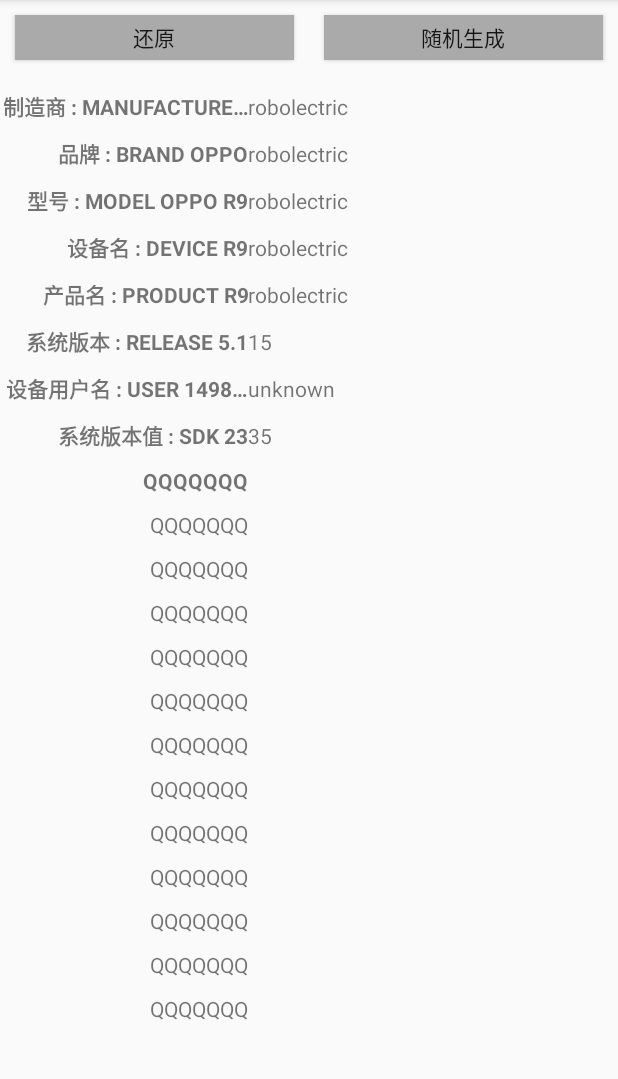
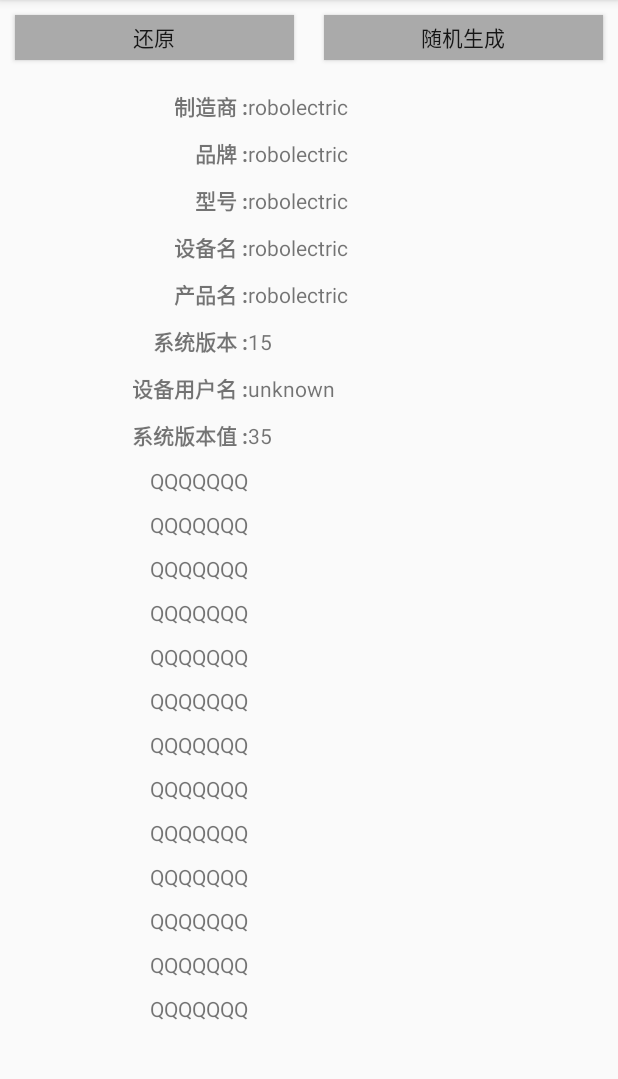
Before and after one commit to huqiub/GateKeeper, an Android app: the screen it shows after launch (MainActivity), on a phone screen of 412 x 824 dp, the part 84-1163 px from its top. Run offline under Robolectric (Android 15) with nearby library versions, the phone set to English and light mode, and no system bars.

Commit message:
First Commit

```diff
--- a/app/src/main/res/layout/content.xml
+++ b/app/src/main/res/layout/content.xml
@@ -38,7 +38,7 @@
     </LinearLayout>
 
     <LinearLayout android:layout_width="match_parent" android:layout_height="match_parent" android:layout_marginTop="10.0dip" android:weightSum="1.0">
-        <TextView android:gravity="end" android:layout_width="match_parent" android:layout_height="wrap_content" android:textStyle="bold" android:text="QQQQQQQ" android:singleLine="true" android:layout_weight="0.6" />
+        <TextView android:gravity="end" android:layout_width="match_parent" android:layout_height="wrap_content" android:text="QQQQQQQ" android:singleLine="true" android:layout_weight="0.6" />
         <TextView android:id="@+id/t13" android:layout_width="match_parent" android:layout_height="wrap_content" android:scrollHorizontally="true" android:singleLine="true" android:layout_weight="0.4" />
     </LinearLayout>
     <LinearLayout android:layout_width="match_parent" android:layout_height="match_parent" android:layout_marginTop="10.0dip" android:weightSum="1.0">
--- a/app/src/main/res/values/strings.xml
+++ b/app/src/main/res/values/strings.xml
@@ -4,14 +4,14 @@
     <string name="restore">还原</string>
 
 
-    <string name="manufacturer">制造商 : MANUFACTURER OPOP</string>
-    <string name="brand">品牌 :  BRAND OPPO</string>
-    <string name="model">型号 :  MODEL OPPO R9</string>
-    <string name="product">产品名 :  PRODUCT R9</string>
-    <string name="device">设备名 : DEVICE R9</string>
-    <string name="user">设备用户名 :  USER 149835734</string>
-    <string name="release">系统版本 :  RELEASE 5.1</string>
-    <string name="sdk">系统版本值 :  SDK 23 </string>
+    <string name="manufacturer">制造商 : </string>
+    <string name="brand">品牌 : </string>
+    <string name="model">型号 : </string>
+    <string name="product">产品名 : </string>
+    <string name="device">设备名 : </string>
+    <string name="user">设备用户名 : </string>
+    <string name="release">系统版本 : </string>
+    <string name="sdk">系统版本值 : </string>
     <!--<string name="board">主板 :  </string>-->
     <!--<string name="cpu">系统架构 :  </string>-->
     <!--<string name="id">设备版本号 :  </string>-->
```
